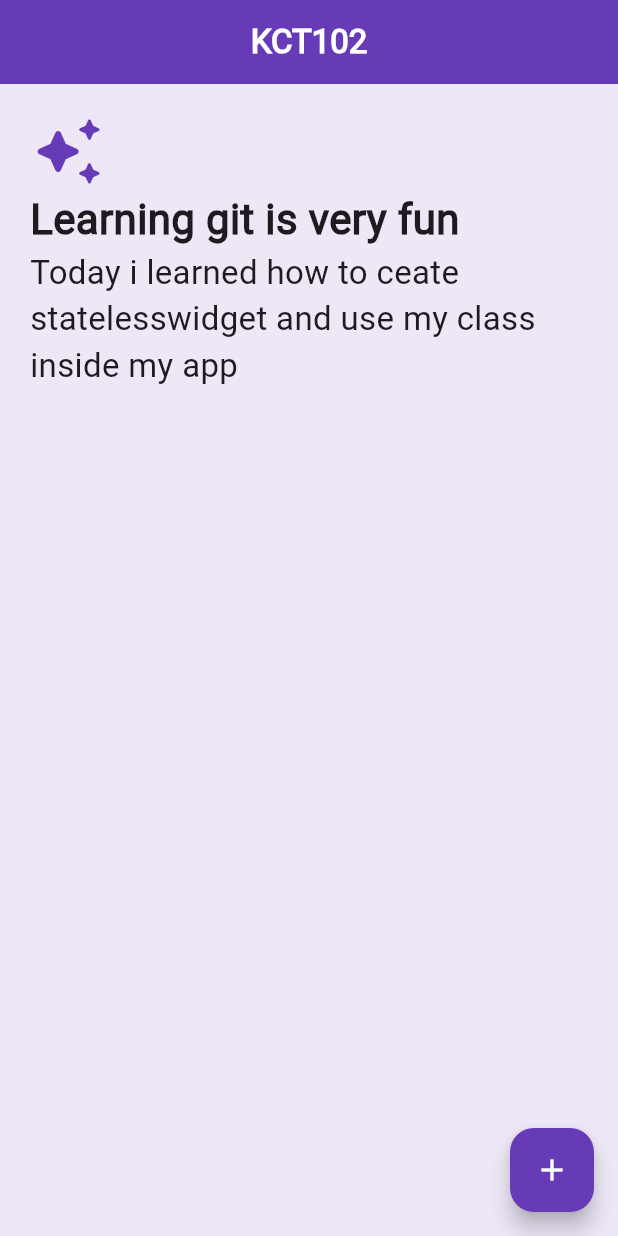
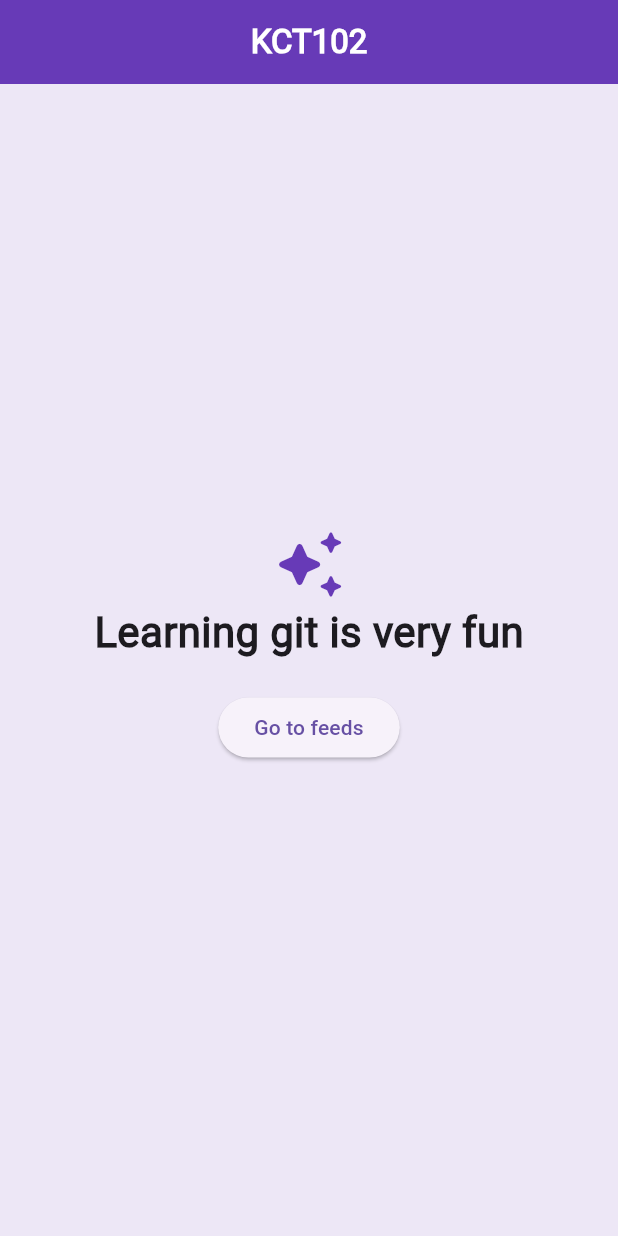
Before and after one commit to imfryad/flutter_course, a Flutter app: the screen it shows after launch, on a phone screen of 412 x 824 dp. Run offline on Flutter 3.47's test engine with Material 3 defaults, Android fonts, the phone set to English and light mode, and no system bars; our stand-ins replace go_router.

```diff
--- a/lib/main.dart
+++ b/lib/main.dart
@@ -1,17 +1,21 @@
 import 'package:flutter/material.dart';
+import 'package:go_router/go_router.dart';
+import 'package:my_app/profile_screen.dart';
+import 'communities_screen.dart';
 
 void main() {
   runApp(
-    MaterialApp(
-      theme: ThemeData(scaffoldBackgroundColor: Colors.deepPurple[50]),
+    MaterialApp.router(
+      theme: ThemeData(
+          scaffoldBackgroundColor: Colors.deepPurple[50], useMaterial3: true),
       debugShowCheckedModeBanner: false,
-      home: const Home(),
+      routerConfig: _router,
     ),
   );
 }
 
-class Home extends StatelessWidget {
-  const Home({super.key});
+class HomeScreen extends StatelessWidget {
+  const HomeScreen({super.key});
 
   @override
   Widget build(BuildContext context) {
@@ -28,21 +32,20 @@ class Home extends StatelessWidget {
         ),
         centerTitle: true,
       ),
-      body: const Center(
-        // 1:5:00 lesson-2 , Row and Column
-        child: Padding(
-          padding: EdgeInsets.all(20.0),
-          child: Column(
+      body: Column(
         //row and columns have children, it can take many widgets
-            mainAxisAlignment: MainAxisAlignment.start,
+        mainAxisAlignment: MainAxisAlignment.center,
         crossAxisAlignment: CrossAxisAlignment.start,
         children: [
-              Icon(
+          const Center(
+            child: Icon(
               Icons.auto_awesome_rounded,
               size: 50.0,
               color: Colors.deepPurple,
             ),
-              Text(
+          ),
+          const Center(
+            child: Text(
               'Learning git is very fun',
               style: TextStyle(
                 fontSize: 28.0,
@@ -50,28 +53,42 @@ class Home extends StatelessWidget {
                 fontWeight: FontWeight.w600,
               ),
             ),
-              NewPage(),
-            ],
+          ),
+          Padding(
+            padding: const EdgeInsets.all(20),
+            child: Center(
+              child: ElevatedButton(
+                onPressed: () {
+                  context.goNamed('CommunitiesScreen');
+                },
+                child: const Text("Go to feeds"),
               ),
             ),
           ),
-      floatingActionButton: FloatingActionButton(
-        onPressed: () {},
-        backgroundColor: Colors.deepPurple[500],
-        child: const Icon(Icons.add, color: Colors.white),
+        ],
       ),
     );
   }
 }
 
-class NewPage extends StatelessWidget {
-  const NewPage({super.key});
-
-  @override
-  Widget build(BuildContext context) {
-    return const Text(
-      'Today i learned how to ceate statelesswidget and use my class inside my app',
-      style: TextStyle(fontSize: 22.0),
+// GoRouter configuration
+final _router = GoRouter(
+  initialLocation: '/',
+  routes: [
+    GoRoute(
+      name: 'HomeScreen',
+      path: '/',
+      builder: (context, state) => const HomeScreen(),
+    ),
+    GoRoute(
+      name: 'CommunitiesScreen',
+      path: '/communitiesscreen',
+      builder: (context, state) => const CommunitiesScreen(),
+    ),
+    GoRoute(
+      name: 'ProfileScreen',
+      path: '/profilescreen',
+      builder: (context, state) => const ProfileScreen(),
+    ),
+  ],
 );
-  }
-}
--- a/pubspec.yaml
+++ b/pubspec.yaml
@@ -32,9 +32,11 @@ dependencies:
     sdk: flutter
 
 
+
   # The following adds the Cupertino Icons font to your application.
   # Use with the CupertinoIcons class for iOS style icons.
   cupertino_icons: ^1.0.2
+  go_router: ^13.0.0
 
 dev_dependencies:
   flutter_test:
```
Also changed, not shown: lib/communities_screen.dart (added, +39 -0 lines), lib/profile_screen.dart (added, +39 -0 lines), lib/utils/app_functions.dart (added, +22 -0 lines), pubspec.lock. Lines whose indentation alone changed are shown as unchanged.
